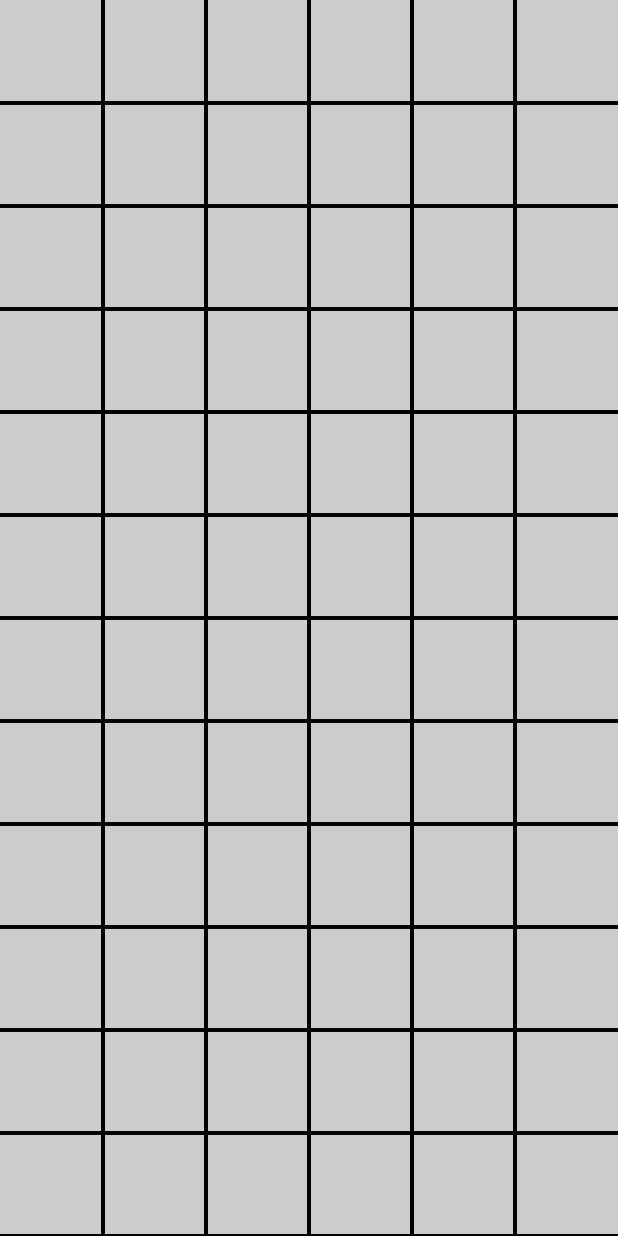
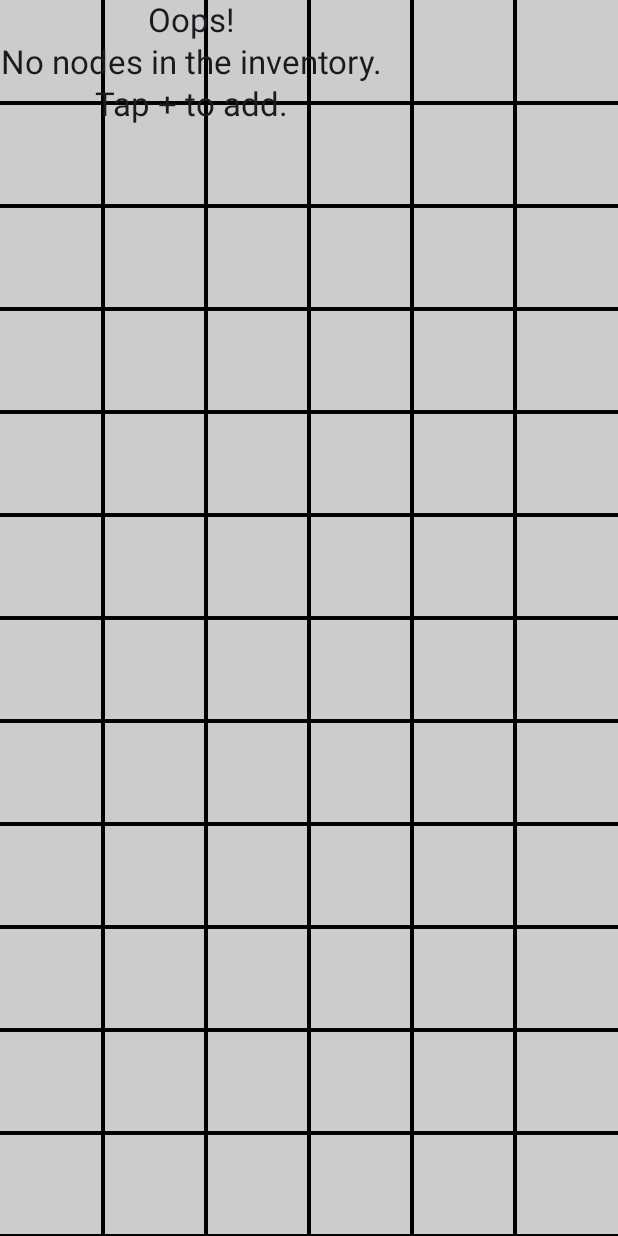
Before and after one commit to yf-1229/PiNode, an Android app built with Jetpack Compose: the composable HomeBody called with empty values, on a phone screen of 412 x 824 dp. Run offline under Robolectric (Android 15) with nearby library versions, the phone set to English and light mode, and no system bars.

Commit message:
HomeScreen.kt 型指定の修正

```diff
--- a/app/src/main/java/com/example/pinode/compose/home/HomeScreen.kt
+++ b/app/src/main/java/com/example/pinode/compose/home/HomeScreen.kt
@@ -36,6 +36,7 @@ import androidx.compose.ui.graphics.Color
 import androidx.compose.ui.platform.LocalLayoutDirection
 import androidx.compose.ui.res.dimensionResource
 import androidx.compose.ui.res.stringResource
+import androidx.compose.ui.text.style.TextAlign
 import androidx.compose.ui.tooling.preview.Preview
 import androidx.compose.ui.unit.dp
 import androidx.lifecycle.viewmodel.compose.viewModel
@@ -112,12 +113,21 @@ private fun HomeBody(
     Row(
         modifier = modifier,
     ) {
-        PiNodeList(
-            nodeList = nodeList,
-            onItemClick = { onItemClick(it.id)},
-            contentPadding = contentPadding,
-            modifier = Modifier.padding(horizontal = dimensionResource(id = R.dimen.padding_small))
-        )
+        if (nodeList.isEmpty()) {
+            Text(
+                text = stringResource(R.string.no_node_description),
+                textAlign = TextAlign.Center,
+                style = MaterialTheme.typography.titleLarge,
+                modifier = Modifier.padding(contentPadding),
+            )
+        } else {
+            PiNodeList(
+                nodeList = nodeList,
+                onItemClick = { onItemClick(it.id) },
+                contentPadding = contentPadding,
+                modifier = Modifier.padding(horizontal = dimensionResource(id = R.dimen.padding_small))
+            )
+        }
     }
 }
 
```
